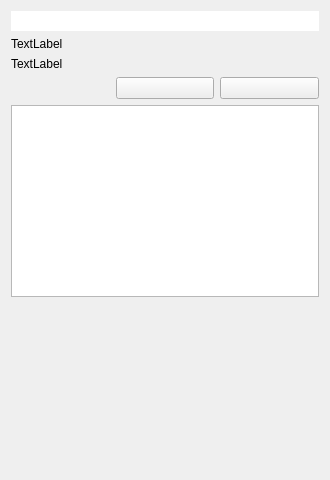
Old version of the form tomviz/DataPropertiesPanel.ui in the repository OpenChemistry/tomviz.
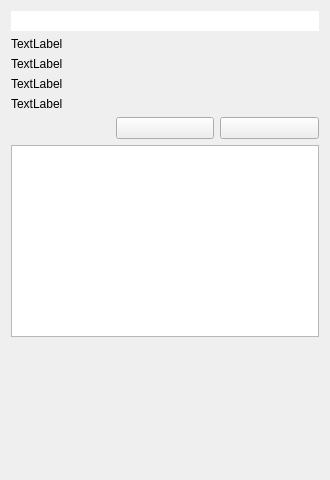
New version of the form. Custom widgets are drawn as their Qt base class.

Commit message: Data properties panel: diplay data type

What changed in the file:
```diff
--- a/tomviz/DataPropertiesPanel.ui
+++ b/tomviz/DataPropertiesPanel.ui
@@ -37,6 +37,16 @@
      </property>
     </widget>
    </item>
+   <item>
+    <widget class="QLabel" name="OriginalDataType">
+     <property name="text">
+      <string>TextLabel</string>
+     </property>
+     <property name="wordWrap">
+      <bool>true</bool>
+     </property>
+    </widget>
+   </item>
    <item>
     <widget class="QLabel" name="TransformedDataRange">
      <property name="text">
@@ -47,6 +57,16 @@
      </property>
     </widget>
    </item>
+   <item>
+    <widget class="QLabel" name="TransformedDataType">
+     <property name="text">
+      <string>TextLabel</string>
+     </property>
+     <property name="wordWrap">
+      <bool>true</bool>
+     </property>
+    </widget>
+   </item>
    <item>
     <widget class="QWidget" name="PropertiesButtons" native="true">
      <layout class="QHBoxLayout" name="horizontalLayout">
```
The commit also changes 1 other file.
